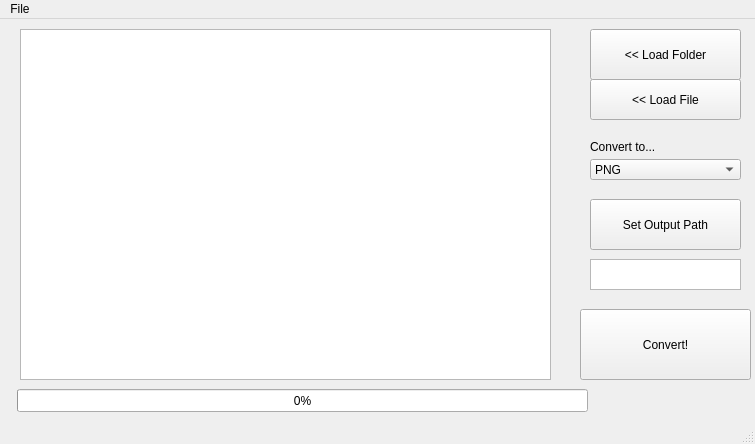
Old version of the form ui/mainwindow.ui in the repository austin3410/Converty.
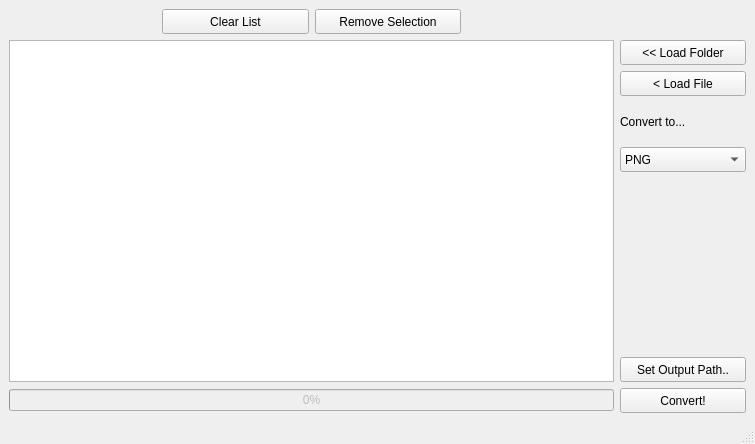
New version of the form.

```diff
--- a/ui/mainwindow.ui
+++ b/ui/mainwindow.ui
@@ -19,12 +19,6 @@
     <height>444</height>
    </size>
   </property>
-  <property name="maximumSize">
-   <size>
-    <width>755</width>
-    <height>444</height>
-   </size>
-  </property>
   <property name="windowTitle">
    <string>Converty</string>
   </property>
@@ -35,53 +29,53 @@
    <enum>QTabWidget::Rounded</enum>
   </property>
   <widget class="QWidget" name="centralwidget">
-   <widget class="QPushButton" name="pushButton">
-    <property name="geometry">
-     <rect>
-      <x>590</x>
-      <y>10</y>
-      <width>151</width>
-      <height>51</height>
-     </rect>
+   <layout class="QGridLayout" name="gridLayout">
+    <item row="0" column="1">
+     <widget class="QPushButton" name="clearList">
+      <property name="maximumSize">
+       <size>
+        <width>147</width>
+        <height>25</height>
+       </size>
     </property>
     <property name="text">
-     <string>&lt;&lt; Load Folder</string>
-    </property>
-   </widget>
-   <widget class="QPushButton" name="pushButton_2">
-    <property name="geometry">
-     <rect>
-      <x>590</x>
-      <y>60</y>
-      <width>151</width>
-      <height>41</height>
-     </rect>
+       <string>Clear List</string>
+      </property>
+     </widget>
+    </item>
+    <item row="10" column="5">
+     <widget class="QPushButton" name="setOutput">
+      <property name="maximumSize">
+       <size>
+        <width>126</width>
+        <height>25</height>
+       </size>
     </property>
     <property name="text">
-     <string>&lt;&lt; Load File</string>
-    </property>
-   </widget>
-   <widget class="QPushButton" name="pushButton_3">
-    <property name="geometry">
-     <rect>
-      <x>580</x>
-      <y>290</y>
-      <width>171</width>
-      <height>71</height>
-     </rect>
+       <string>Set Output Path..</string>
+      </property>
+     </widget>
+    </item>
+    <item row="4" column="5">
+     <widget class="QLabel" name="label">
+      <property name="maximumSize">
+       <size>
+        <width>126</width>
+        <height>44</height>
+       </size>
     </property>
     <property name="text">
-     <string>Convert!</string>
-    </property>
-   </widget>
+       <string>Convert to...</string>
+      </property>
+     </widget>
+    </item>
+    <item row="5" column="5">
    <widget class="QComboBox" name="comboBox">
-    <property name="geometry">
-     <rect>
-      <x>590</x>
-      <y>140</y>
-      <width>151</width>
-      <height>21</height>
-     </rect>
+      <property name="maximumSize">
+       <size>
+        <width>126</width>
+        <height>25</height>
+       </size>
     </property>
     <item>
      <property name="text">
@@ -93,82 +87,114 @@
       <string>JPG</string>
      </property>
     </item>
-   </widget>
-   <widget class="QLabel" name="label">
-    <property name="geometry">
-     <rect>
-      <x>590</x>
-      <y>120</y>
-      <width>81</width>
-      <height>16</height>
-     </rect>
-    </property>
+      <item>
+       <property name="text">
+        <string>PDF</string>
+       </property>
+      </item>
+      <item>
     <property name="text">
-     <string>Convert to...</string>
-    </property>
-   </widget>
-   <widget class="QTreeWidget" name="treeWidget">
-    <property name="geometry">
-     <rect>
-      <x>20</x>
-      <y>10</y>
-      <width>531</width>
-      <height>351</height>
-     </rect>
-    </property>
+        <string>Greyscale</string>
+       </property>
+      </item>
+     </widget>
+    </item>
+    <item row="2" column="0" rowspan="9" colspan="4">
+     <widget class="QListWidget" name="listWidget">
     <property name="font">
      <font>
       <pointsize>12</pointsize>
      </font>
     </property>
+      <property name="alternatingRowColors">
+       <bool>true</bool>
+      </property>
+      <property name="selectionMode">
+       <enum>QAbstractItemView::ExtendedSelection</enum>
+      </property>
     <property name="sortingEnabled">
      <bool>true</bool>
     </property>
-    <property name="headerHidden">
-     <bool>true</bool>
-    </property>
-    <column>
+     </widget>
+    </item>
+    <item row="3" column="5">
+     <widget class="QPushButton" name="loadFile">
+      <property name="maximumSize">
+       <size>
+        <width>126</width>
+        <height>25</height>
+       </size>
+      </property>
      <property name="text">
-      <string>Null</string>
-     </property>
-     <property name="font">
-      <font>
-       <pointsize>12</pointsize>
-      </font>
-     </property>
-    </column>
-   </widget>
-   <widget class="QPushButton" name="pushButton_4">
-    <property name="geometry">
-     <rect>
-      <x>590</x>
-      <y>180</y>
-      <width>151</width>
-      <height>51</height>
-     </rect>
-    </property>
+       <string>&lt; Load File</string>
+      </property>
+     </widget>
+    </item>
+    <item row="2" column="5">
+     <widget class="QPushButton" name="loadFolder">
+      <property name="maximumSize">
+       <size>
+        <width>126</width>
+        <height>25</height>
+       </size>
+      </property>
+      <property name="text">
+       <string>&lt;&lt; Load Folder</string>
+      </property>
+     </widget>
+    </item>
+    <item row="13" column="5">
+     <widget class="QPushButton" name="convert">
+      <property name="minimumSize">
+       <size>
+        <width>126</width>
+        <height>25</height>
+       </size>
+      </property>
+      <property name="maximumSize">
+       <size>
+        <width>126</width>
+        <height>25</height>
+       </size>
+      </property>
     <property name="text">
-     <string>Set Output Path</string>
-    </property>
-   </widget>
-   <widget class="QTextEdit" name="textEdit">
-    <property name="geometry">
-     <rect>
-      <x>590</x>
-      <y>240</y>
-      <width>151</width>
-      <height>31</height>
-     </rect>
-    </property>
-   </widget>
+       <string>Convert!</string>
+      </property>
+     </widget>
+    </item>
+    <item row="0" column="2">
+     <widget class="QPushButton" name="removeSelectio">
+      <property name="maximumSize">
+       <size>
+        <width>146</width>
+        <height>25</height>
+       </size>
+      </property>
+      <property name="text">
+       <string>Remove Selection</string>
+      </property>
+     </widget>
+    </item>
+    <item row="0" column="5">
+     <spacer name="horizontalSpacer_4">
+      <property name="orientation">
+       <enum>Qt::Horizontal</enum>
+      </property>
+      <property name="sizeType">
+       <enum>QSizePolicy::Fixed</enum>
+      </property>
+      <property name="sizeHint" stdset="0">
+       <size>
+        <width>40</width>
+        <height>20</height>
+       </size>
+      </property>
+     </spacer>
+    </item>
+    <item row="13" column="0" colspan="4">
    <widget class="QProgressBar" name="progressBar">
-    <property name="geometry">
-     <rect>
-      <x>17</x>
-      <y>370</y>
-      <width>571</width>
-      <height>23</height>
-     </rect>
+      <property name="enabled">
+       <bool>false</bool>
     </property>
     <property name="value">
      <number>0</number>
@@ -189,26 +215,24 @@
      <string>%p%</string>
     </property>
    </widget>
-  </widget>
-  <widget class="QMenuBar" name="menubar">
-   <property name="geometry">
-    <rect>
-     <x>0</x>
-     <y>0</y>
-     <width>755</width>
-     <height>21</height>
-    </rect>
-   </property>
-   <widget class="QMenu" name="menuFile">
-    <property name="title">
-     <string>File</string>
-    </property>
-    <addaction name="actionLoadFolder"/>
-    <addaction name="actionLoad_File"/>
-    <addaction name="separator"/>
-    <addaction name="actionQuit"/>
-   </widget>
-   <addaction name="menuFile"/>
+    </item>
+    <item row="8" column="5" rowspan="2" alignment="Qt::AlignHCenter|Qt::AlignVCenter">
+     <widget class="QLabel" name="ItemCount">
+      <property name="enabled">
+       <bool>true</bool>
+      </property>
+      <property name="layoutDirection">
+       <enum>Qt::LeftToRight</enum>
+      </property>
+      <property name="text">
+       <string/>
+      </property>
+      <property name="alignment">
+       <set>Qt::AlignCenter</set>
+      </property>
+     </widget>
+    </item>
+   </layout>
   </widget>
   <widget class="QStatusBar" name="statusbar"/>
   <action name="actionLoadFolder">
```
Left out of the diff: 123 changed lines with no effect on the pictures. Lines whose indentation alone changed are shown as unchanged.
